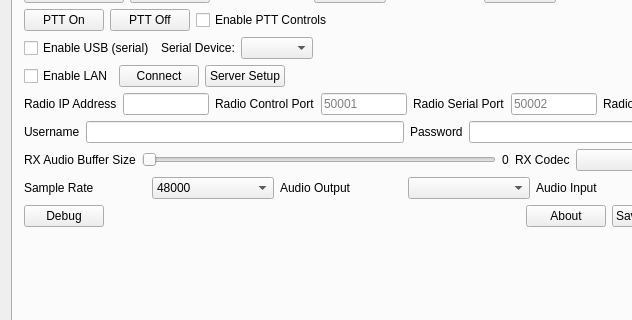
Before: the Qt Designer form wfmain.ui in adecarolis/wfweb, drawn with Qt 5; both pictures show x 0 to 632 and y 119 to 439 of the 810 by 582 pixel window.
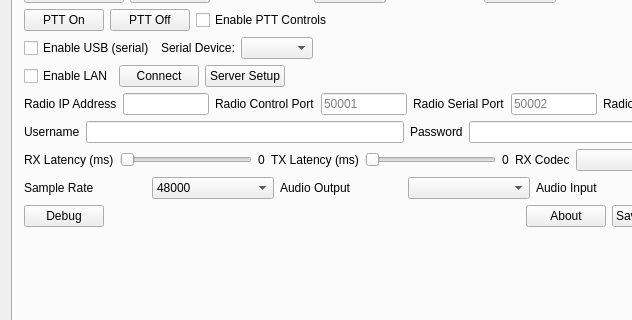
After: the same form once the commit is applied. The open tabs and pages were chosen to show the change. Custom widgets are drawn as their Qt base class.

Commit message:
Create rx audio packets with timestamp
Lots of other changes but if this works OK, I will update tx audio to use the same system.

```diff
--- a/wfmain.ui
+++ b/wfmain.ui
@@ -1765,7 +1765,7 @@
           <item>
            <widget class="QLabel" name="label_16">
             <property name="text">
-             <string>RX Audio Buffer Size</string>
+             <string>RX Latency (ms)</string>
             </property>
            </widget>
           </item>
@@ -1777,8 +1777,11 @@
               <height>0</height>
              </size>
             </property>
+            <property name="minimum">
+             <number>30</number>
+            </property>
             <property name="maximum">
-             <number>65536</number>
+             <number>500</number>
             </property>
             <property name="orientation">
              <enum>Qt::Horizontal</enum>
@@ -1786,7 +1789,34 @@
            </widget>
           </item>
           <item>
-           <widget class="QLabel" name="bufferValue">
+           <widget class="QLabel" name="rxLatencyValue">
+            <property name="text">
+             <string>0</string>
+            </property>
+           </widget>
+          </item>
+          <item>
+           <widget class="QLabel" name="label_24">
+            <property name="text">
+             <string>TX Latency (ms)</string>
+            </property>
+           </widget>
+          </item>
+          <item>
+           <widget class="QSlider" name="txLatencySlider">
+            <property name="minimum">
+             <number>30</number>
+            </property>
+            <property name="maximum">
+             <number>500</number>
+            </property>
+            <property name="orientation">
+             <enum>Qt::Horizontal</enum>
+            </property>
+           </widget>
+          </item>
+          <item>
+           <widget class="QLabel" name="txLatencyValue">
             <property name="text">
              <string>0</string>
             </property>
```
Left out of the diff: 6 changed lines with no effect on the pictures. The commit also changes 8 other files.
